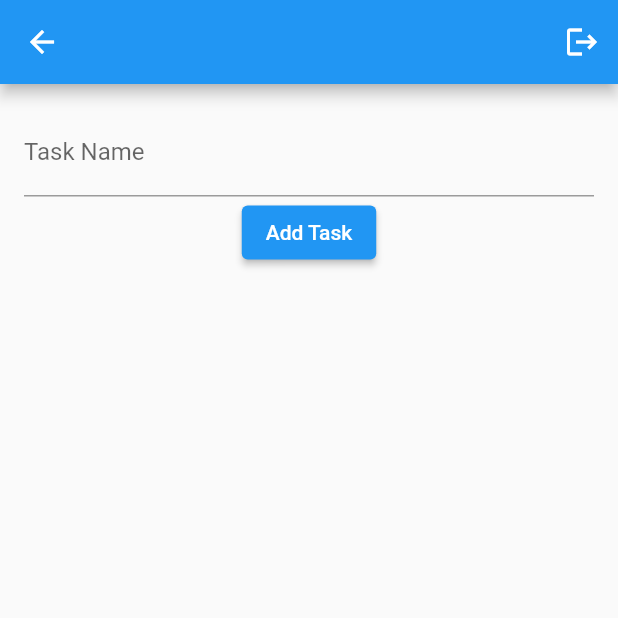
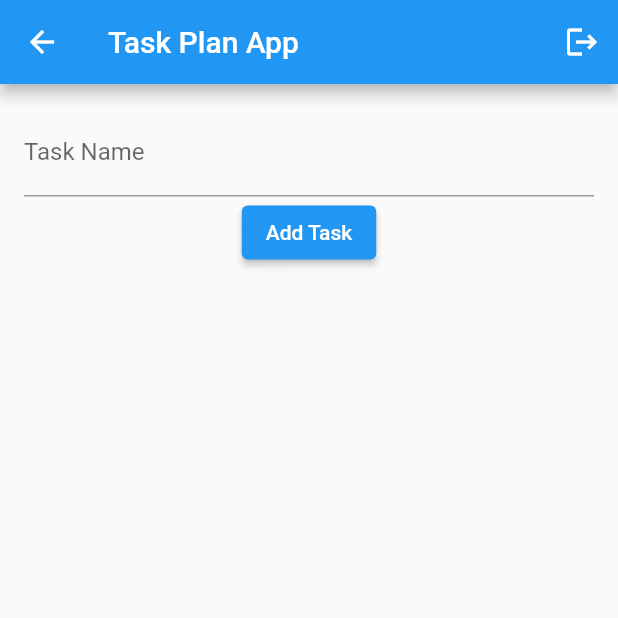
Before and after one commit to thamyresmoraes/TaskPlanApp, a Flutter app: the TaskDetailsScreen screen opened directly with empty values, on a phone screen of 412 x 824 dp, the top half of it. Run offline on Flutter 3.47's test engine with Material 2 defaults, Android fonts, the light colour scheme and no system bars; our stand-ins replace cloud_firestore, firebase_auth, firebase_core; accounts and stored records are empty.

Commit message:
git checkout 6-adicionar-logout-na-tela-de-lista-de-tarefas

```diff
--- a/lib/main.dart
+++ b/lib/main.dart
@@ -20,6 +20,28 @@ class TaskPlanApp extends StatelessWidget {
             ColorScheme.fromSwatch().copyWith(secondary: Color(0xFF79BF83)),
       ),
       home: LoginPage(),
+    );
+  }
+}
+
+class CustomAppBar extends StatelessWidget implements PreferredSizeWidget {
+  final VoidCallback onLogout;
+
+  CustomAppBar({required this.onLogout});
+
+  @override
+  Size get preferredSize => Size.fromHeight(56.0);
+
+  @override
+  Widget build(BuildContext context) {
+    return AppBar(
+      title: Text('Task Plan App'),
+      actions: [
+        IconButton(
+          icon: Icon(Icons.logout),
+          onPressed: onLogout,
+        ),
+      ],
     );
   }
 }
@@ -266,10 +288,21 @@ class _TaskListScreenState extends State<TaskListScreen> {
     });
   }
 
+  void _logout(BuildContext context) async {
+    await FirebaseAuth.instance.signOut();
+    // Navigate to the home page after successful logout
+    Navigator.pushReplacement(
+      context,
+      MaterialPageRoute(builder: (context) => TaskPlanApp()),
+    );
+  }
+
   @override
   Widget build(BuildContext context) {
     return Scaffold(
-      appBar: AppBar(title: Text('Task Lists')),
+      appBar: CustomAppBar(
+        onLogout: () => _logout(context),
+      ),
       body: Column(
         children: [
           Padding(
@@ -397,20 +430,18 @@ class _TaskDetailsScreenState extends State<TaskDetailsScreen> {
 
   void _logout(BuildContext context) async {
     await FirebaseAuth.instance.signOut();
-    Navigator.pop(context);
+    // Navigate to the home page after successful logout
+    Navigator.pushReplacement(
+      context,
+      MaterialPageRoute(builder: (context) => TaskPlanApp()),
+    );
   }
 
   @override
   Widget build(BuildContext context) {
     return Scaffold(
-      appBar: AppBar(
-        title: Text(widget.taskListName),
-        actions: [
-          IconButton(
-            icon: Icon(Icons.logout),
-            onPressed: () => _logout(context),
-          ),
-        ],
+      appBar: CustomAppBar(
+        onLogout: () => _logout(context),
       ),
       body: Padding(
         padding: EdgeInsets.all(16.0),
```
